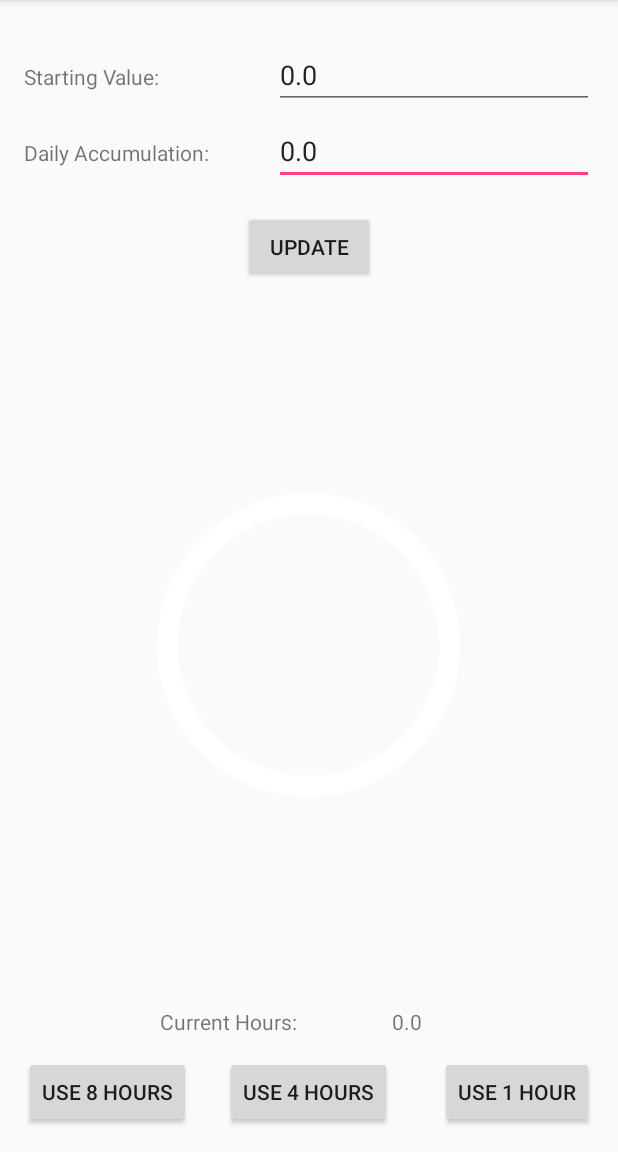
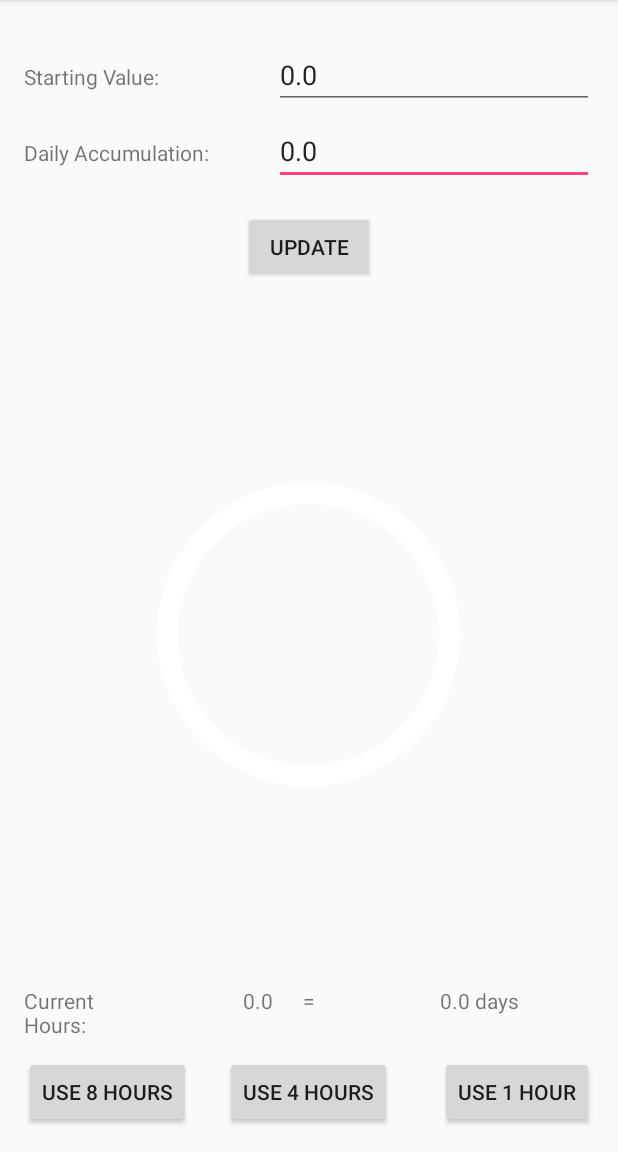
Before and after one commit to sydturn/VacationCalculator, an Android app: the screen it shows after launch (MainActivity), on a phone screen of 412 x 824 dp, the part 84-1236 px from its top. Run offline under Robolectric (Android 15) with nearby library versions, the phone set to English and light mode, and no system bars.

Commit message:
Added a function to count work days worked since last logged in

```diff
--- a/app/src/main/java/com/example/sydney/vacationcalculator/MainActivity.java
+++ b/app/src/main/java/com/example/sydney/vacationcalculator/MainActivity.java
@@ -12,6 +12,9 @@ import android.widget.EditText;
 import android.widget.ProgressBar;
 import android.widget.TextView;
 
+import java.util.Calendar;
+import java.util.Date;
+
 import static java.lang.Float.parseFloat;
 
 public class MainActivity extends AppCompatActivity {
@@ -20,6 +23,7 @@ public class MainActivity extends AppCompatActivity {
     EditText dailyAccumulation;
     float collectedHours;
     ProgressBar progressBar;
+    TextView numberOfDays;
     @Override
     protected void onCreate(Bundle savedInstanceState) {
         super.onCreate(savedInstanceState);
@@ -27,6 +31,7 @@ public class MainActivity extends AppCompatActivity {
         showCurrentHoursCollected = (TextView)findViewById(R.id.collectedHours);
         dailyAccumulation = (EditText)findViewById(R.id.dailyAccumulation);
         startingValue = (EditText)findViewById(R.id.startingValue);
+        numberOfDays = (TextView)findViewById(R.id.numOfDays);
 
         //initalize buttons and on-click methods for them
         Button eightHours = (Button)findViewById(R.id.removeEight);
@@ -45,6 +50,7 @@ public class MainActivity extends AppCompatActivity {
                 editor.commit();
                 //update current accumualation and corresponding progress chart
                 showCurrentHoursCollected.setText(Float.toString(collectedHours));
+                numberOfDays.setText(Math.floor(collectedHours/8) + " days");
                 progressBar.setProgress((int)Math.floor(collectedHours));
             }
         });
@@ -59,6 +65,7 @@ public class MainActivity extends AppCompatActivity {
                 editor.commit();
                 //update current accumualation and corresponding progress chart
                 showCurrentHoursCollected.setText(Float.toString(collectedHours));
+                numberOfDays.setText(Math.floor(collectedHours/8) + " days");
                 progressBar.setProgress((int)Math.floor(collectedHours));
             }
         });
@@ -73,6 +80,7 @@ public class MainActivity extends AppCompatActivity {
                 editor.commit();
                 //update current accumualation and corresponding progress chart
                 showCurrentHoursCollected.setText(Float.toString(collectedHours));
+                numberOfDays.setText(Math.floor(collectedHours/8) + " days");
                 progressBar.setProgress((int)Math.floor(collectedHours));
             }
         });
@@ -90,6 +98,7 @@ public class MainActivity extends AppCompatActivity {
                 //update collected text
                 showCurrentHoursCollected.setText(Float.toString(startingHoursValue));
                 //update collected to be starting
+                numberOfDays.setText(Math.floor(collectedHours/8) + " days");
                 collectedHours = startingHoursValue;
                 //update progress bar
                 progressBar.setProgress((int)Math.floor(collectedHours));
@@ -105,8 +114,49 @@ public class MainActivity extends AppCompatActivity {
         //set progress bar value to stored value
         progressBar = (ProgressBar)findViewById(R.id.countdownTimer);
         progressBar.setProgress((int)Math.floor(collectedHours));
-
+        //set days
+        numberOfDays.setText(Math.floor(collectedHours/8) + " days");
         //set current hours collected to stored value
         showCurrentHoursCollected.setText(Float.toString(collectedHours));
+
+        //get last login and see how much time has passed so we can update vacation days based on accumulative per day
+        long today = new Date().getTime();
+        long lastLogin = sharedPref.getLong("lastlogin", 0);
+        int workDaysPassed = getWorkingDaysBetweenTwoDates(new Date(lastLogin), new Date(today));
+        System.out.print(workDaysPassed);
+
+        //save today as last login day for future reference
+        SharedPreferences.Editor editor = sharedPref.edit();
+        editor.putLong("lastlogin", today);
+        editor.commit();
+    }
+    public static int getWorkingDaysBetweenTwoDates(Date startDate, Date endDate) {
+        Calendar startCal = Calendar.getInstance();
+        startCal.setTime(startDate);
+
+        Calendar endCal = Calendar.getInstance();
+        endCal.setTime(endDate);
+
+        int workDays = 0;
+
+        //Return 0 if start and end are the same
+        if (startCal.getTimeInMillis() == endCal.getTimeInMillis()) {
+            return 0;
+        }
+
+        if (startCal.getTimeInMillis() > endCal.getTimeInMillis()) {
+            startCal.setTime(endDate);
+            endCal.setTime(startDate);
+        }
+
+        do {
+            //excluding start date
+            startCal.add(Calendar.DAY_OF_MONTH, 1);
+            if (startCal.get(Calendar.DAY_OF_WEEK) != Calendar.SATURDAY && startCal.get(Calendar.DAY_OF_WEEK) != Calendar.SUNDAY) {
+                ++workDays;
+            }
+        } while (startCal.getTimeInMillis() < endCal.getTimeInMillis()); //excluding end date
+
+        return workDays;
     }
 }
--- a/app/src/main/res/layout/activity_main.xml
+++ b/app/src/main/res/layout/activity_main.xml
@@ -100,28 +100,6 @@
         android:layout_alignParentRight="true"
         android:layout_alignParentEnd="true" />
 
-    <TextView
-        android:text="0.0"
-        android:layout_width="wrap_content"
-        android:layout_height="wrap_content"
-        android:id="@+id/collectedHours"
-        android:layout_alignBaseline="@+id/textView7"
-        android:layout_alignBottom="@+id/textView7"
-        android:layout_toRightOf="@+id/removeFour"
-        android:layout_toEndOf="@+id/removeFour" />
-
-    <TextView
-        android:text="Current Hours:"
-        android:layout_width="wrap_content"
-        android:layout_height="wrap_content"
-        android:id="@+id/textView7"
-        android:layout_row="3"
-        android:layout_column="0"
-        android:layout_marginBottom="13dp"
-        android:layout_above="@+id/removeEight"
-        android:layout_toRightOf="@+id/startingValueText"
-        android:layout_toEndOf="@+id/startingValueText" />
-
     <ProgressBar android:id="@+id/countdownTimer"
         android:layout_width="218dp"
         android:indeterminate="false"
@@ -135,4 +113,43 @@
         android:layout_below="@+id/updateButton"
         android:layout_centerHorizontal="true"
         android:layout_above="@+id/collectedHours" />
+
+    <TextView
+        android:text="Current Hours:"
+        android:layout_width="wrap_content"
+        android:layout_height="wrap_content"
+        android:id="@+id/textView7"
+        android:layout_row="3"
+        android:layout_column="0"
+        android:layout_marginBottom="11dp"
+        android:layout_above="@+id/removeEight"
+        android:layout_alignRight="@+id/startingValueText"
+        android:layout_alignEnd="@+id/startingValueText" />
+
+    <TextView
+        android:text="0.0"
+        android:layout_width="wrap_content"
+        android:layout_height="wrap_content"
+        android:id="@+id/collectedHours"
+        android:layout_alignBaseline="@+id/textView7"
+        android:layout_alignBottom="@+id/textView7"
+        android:layout_alignLeft="@+id/updateButton"
+        android:layout_alignStart="@+id/updateButton" />
+
+    <TextView
+        android:text="="
+        android:layout_width="wrap_content"
+        android:layout_height="wrap_content"
+        android:id="@+id/textView"
+        android:layout_below="@+id/countdownTimer"
+        android:layout_centerHorizontal="true" />
+
+    <TextView
+        android:text="0 days"
+        android:layout_width="wrap_content"
+        android:layout_height="wrap_content"
+        android:id="@+id/numOfDays"
+        android:layout_below="@+id/countdownTimer"
+        android:layout_alignLeft="@+id/removeOne"
+        android:layout_alignStart="@+id/removeOne" />
 </RelativeLayout>
```
